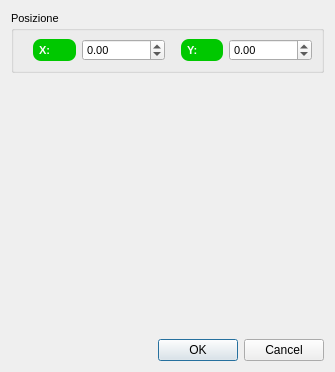
First picture: the form in beaminspectordialog.ui, repository crocodile119/Laser-Studio, before the edit.
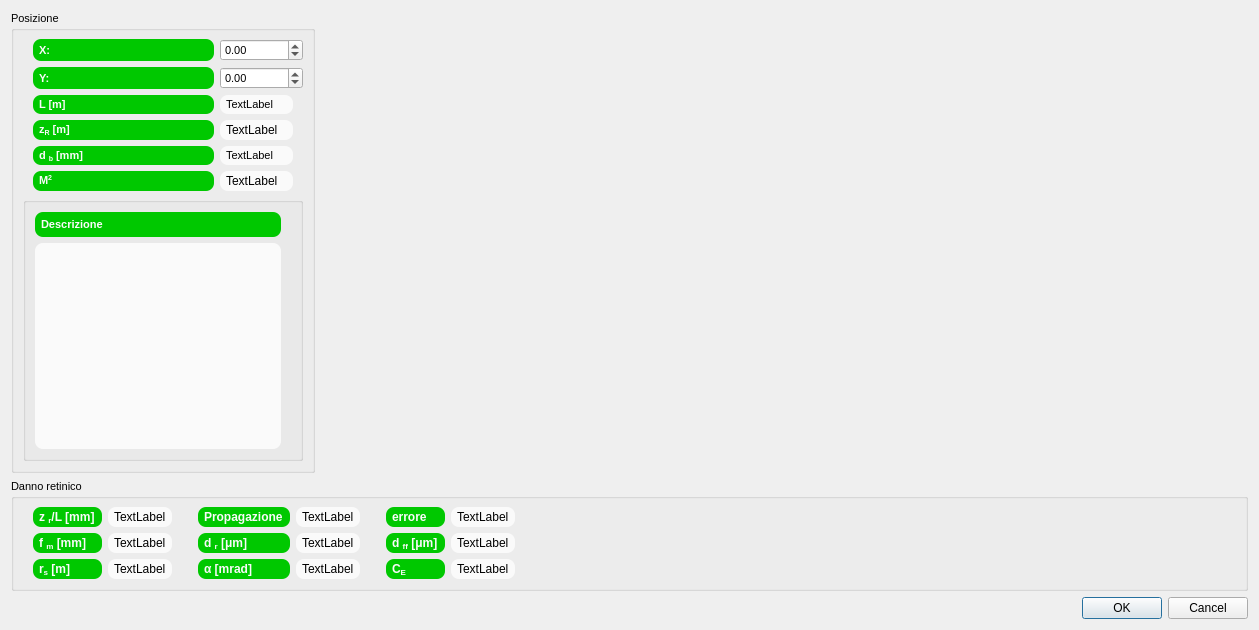
Second picture: the form after the edit.

What changed in the file:
```diff
--- a/beaminspectordialog.ui
+++ b/beaminspectordialog.ui
@@ -6,13 +6,13 @@
    <rect>
     <x>0</x>
     <y>0</y>
-    <width>335</width>
-    <height>372</height>
+    <width>1259</width>
+    <height>630</height>
    </rect>
   </property>
   <property name="maximumSize">
    <size>
-    <width>392</width>
+    <width>16777215</width>
     <height>16777215</height>
    </size>
   </property>
@@ -30,21 +30,6 @@
 QFrame{border solid 1px #f0f0f0}</string>
   </property>
   <layout class="QGridLayout" name="gridLayout_3">
-   <item row="2" column="0">
-    <widget class="QDialogButtonBox" name="buttonBox">
-     <property name="font">
-      <font>
-       <pointsize>8</pointsize>
-      </font>
-     </property>
-     <property name="orientation">
-      <enum>Qt::Horizontal</enum>
-     </property>
-     <property name="standardButtons">
-      <set>QDialogButtonBox::Cancel|QDialogButtonBox::Ok</set>
-     </property>
-    </widget>
-   </item>
    <item row="0" column="0">
     <widget class="QGroupBox" name="groupBox">
      <property name="font">
@@ -55,24 +40,42 @@
      <property name="title">
       <string>Posizione</string>
      </property>
-     <layout class="QHBoxLayout">
-      <property name="spacing">
-       <number>6</number>
-      </property>
-      <property name="leftMargin">
-       <number>9</number>
-      </property>
-      <property name="topMargin">
-       <number>9</number>
-      </property>
-      <property name="rightMargin">
-       <number>9</number>
-      </property>
-      <property name="bottomMargin">
-       <number>9</number>
-      </property>
-      <item>
-       <widget class="QLabel" name="label">
+     <layout class="QGridLayout" name="gridLayout_2">
+      <item row="5" column="3">
+       <widget class="QLabel" name="qualityFactorLabel">
+        <property name="styleSheet">
+         <string notr="true">QLabel {background-color: #fafafa}
+QLabel {color: #000000}
+QLabel {border: 0px solid grey}
+QLabel {border-radius: 8px}
+QLabel {padding: 3px}
+QLabel {margin-right: 10px}</string>
+        </property>
+        <property name="text">
+         <string>TextLabel</string>
+        </property>
+       </widget>
+      </item>
+      <item row="1" column="3">
+       <widget class="QDoubleSpinBox" name="ySpinBox">
+        <property name="font">
+         <font>
+          <pointsize>8</pointsize>
+         </font>
+        </property>
+        <property name="styleSheet">
+         <string notr="true">QDoubleSpinBox{color: #000000}</string>
+        </property>
+        <property name="minimum">
+         <double>-1000000.000000000000000</double>
+        </property>
+        <property name="maximum">
+         <double>1000000.000000000000000</double>
+        </property>
+       </widget>
+      </item>
+      <item row="5" column="0" colspan="3">
+       <widget class="QLabel" name="tQualityFactorLabel">
         <property name="font">
          <font>
           <pointsize>8</pointsize>
@@ -89,11 +92,11 @@
 QLabel {margin-left: 10px}</string>
         </property>
         <property name="text">
-         <string>X:</string>
+         <string>&lt;p&gt;M&lt;sup&gt;2&lt;/sup&gt;&lt;/p&gt;</string>
         </property>
        </widget>
       </item>
-      <item>
+      <item row="0" column="3">
        <widget class="QDoubleSpinBox" name="xSpinBox">
         <property name="font">
          <font>
@@ -111,8 +114,30 @@
         </property>
        </widget>
       </item>
-      <item>
-       <widget class="QLabel" name="label_2">
+      <item row="4" column="0" colspan="3">
+       <widget class="QLabel" name="tSpotDiameterLabel">
+        <property name="font">
+         <font>
+          <pointsize>8</pointsize>
+          <weight>75</weight>
+          <bold>true</bold>
+         </font>
+        </property>
+        <property name="styleSheet">
+         <string notr="true">QLabel {background-color: #00c800}
+QLabel {color: #fafafa}
+QLabel {border: 0px solid grey}
+QLabel {border-radius: 8px}
+QLabel {padding: 3px}
+QLabel {margin-left: 10px}</string>
+        </property>
+        <property name="text">
+         <string>d &lt;sub&gt;b&lt;/sub&gt; [mm]</string>
+        </property>
+       </widget>
+      </item>
+      <item row="1" column="0" colspan="3">
+       <widget class="QLabel" name="tYLabel">
         <property name="font">
          <font>
           <pointsize>8</pointsize>
@@ -133,39 +158,550 @@
         </property>
        </widget>
       </item>
-      <item>
-       <widget class="QDoubleSpinBox" name="ySpinBox">
+      <item row="3" column="0" colspan="3">
+       <widget class="QLabel" name="tRayleighDistanceLabel">
         <property name="font">
          <font>
           <pointsize>8</pointsize>
+          <weight>75</weight>
+          <bold>true</bold>
          </font>
         </property>
         <property name="styleSheet">
-         <string notr="true">QDoubleSpinBox{color: #000000}</string>
+         <string notr="true">QLabel {background-color: #00c800}
+QLabel {color: #fafafa}
+QLabel {border: 0px solid grey}
+QLabel {border-radius: 8px}
+QLabel {padding: 3px}
+QLabel {margin-left: 10px}</string>
         </property>
-        <property name="minimum">
-         <double>-1000000.000000000000000</double>
+        <property name="text">
+         <string>&lt;p&gt;z&lt;sub&gt;R&lt;/sub&gt; [m]&lt;/p&gt;</string>
         </property>
-        <property name="maximum">
-         <double>1000000.000000000000000</double>
+       </widget>
+      </item>
+      <item row="0" column="0" colspan="3">
+       <widget class="QLabel" name="tXLabel">
+        <property name="font">
+         <font>
+          <pointsize>8</pointsize>
+          <weight>75</weight>
+          <bold>true</bold>
+         </font>
         </property>
+        <property name="styleSheet">
+         <string notr="true">QLabel {background-color: #00c800}
+QLabel {color: #fafafa}
+QLabel {border: 0px solid grey}
+QLabel {border-radius: 8px}
+QLabel {padding: 3px}
+QLabel {margin-left: 10px}</string>
+        </property>
+        <property name="text">
+         <string>X:</string>
+        </property>
+       </widget>
+      </item>
+      <item row="2" column="3">
+       <widget class="QLabel" name="apertureDistanceLabel">
+        <property name="font">
+         <font>
+          <pointsize>8</pointsize>
+         </font>
+        </property>
+        <property name="styleSheet">
+         <string notr="true">QLabel {background-color: #fafafa}
+QLabel {color: #000000}
+QLabel {border: 0px solid grey}
+QLabel {border-radius: 8px}
+QLabel {padding: 3px}
+QLabel {margin-right: 10px}</string>
+        </property>
+        <property name="text">
+         <string>TextLabel</string>
+        </property>
+       </widget>
+      </item>
+      <item row="3" column="3">
+       <widget class="QLabel" name="rayleighDistanceLabel">
+        <property name="styleSheet">
+         <string notr="true">QLabel {background-color: #fafafa}
+QLabel {color: #000000}
+QLabel {border: 0px solid grey}
+QLabel {border-radius: 8px}
+QLabel {padding: 3px}
+QLabel {margin-right: 10px}</string>
+        </property>
+        <property name="text">
+         <string>TextLabel</string>
+        </property>
+       </widget>
+      </item>
+      <item row="4" column="3">
+       <widget class="QLabel" name="spotDiameterLabel">
+        <property name="font">
+         <font>
+          <pointsize>8</pointsize>
+         </font>
+        </property>
+        <property name="styleSheet">
+         <string notr="true">QLabel {background-color: #fafafa}
+QLabel {color: #000000}
+QLabel {border: 0px solid grey}
+QLabel {border-radius: 8px}
+QLabel {padding: 3px}
+QLabel {margin-right: 10px}</string>
+        </property>
+        <property name="text">
+         <string>TextLabel</string>
+        </property>
+       </widget>
+      </item>
+      <item row="2" column="0" colspan="3">
+       <widget class="QLabel" name="tApertureDistanceLabel">
+        <property name="font">
+         <font>
+          <pointsize>8</pointsize>
+          <weight>75</weight>
+          <bold>true</bold>
+         </font>
+        </property>
+        <property name="styleSheet">
+         <string notr="true">QLabel {background-color: #00c800}
+QLabel {color: #fafafa}
+QLabel {border: 0px solid grey}
+QLabel {border-radius: 8px}
+QLabel {padding: 3px}
+QLabel {margin-left: 10px}</string>
+        </property>
+        <property name="text">
+         <string>L [m]</string>
+        </property>
+       </widget>
+      </item>
+      <item row="6" column="0" colspan="4">
+       <widget class="QGroupBox" name="groupBox_3">
+        <property name="title">
+         <string/>
+        </property>
+        <layout class="QGridLayout" name="gridLayout_4">
+         <item row="0" column="0">
+          <widget class="QLabel" name="tDescriptionTextEdit">
+           <property name="maximumSize">
+            <size>
+             <width>16777215</width>
+             <height>30</height>
+            </size>
+           </property>
+           <property name="font">
+            <font>
+             <pointsize>8</pointsize>
+             <weight>75</weight>
+             <bold>true</bold>
+            </font>
+           </property>
+           <property name="styleSheet">
+            <string notr="true">QLabel {background-color: #00c800}
+QLabel {color: #fafafa}
+QLabel {border: 0px solid grey}
+QLabel {border-radius: 8px}
+QLabel {padding: 3px}
+QLabel {margin-right: 10px}</string>
+           </property>
+           <property name="text">
+            <string>Descrizione</string>
+           </property>
+           <property name="alignment">
+            <set>Qt::AlignLeading|Qt::AlignLeft|Qt::AlignTop</set>
+           </property>
+          </widget>
+         </item>
+         <item row="1" column="0">
+          <widget class="QTextEdit" name="descriptionTextEdit">
+           <property name="font">
+            <font>
+             <pointsize>8</pointsize>
+            </font>
+           </property>
+           <property name="styleSheet">
+            <string notr="true">QTextEdit {background-color: #fafafa}
+QTextEdit {color: #000000}
+QTextEdit {border: 0px solid grey}
+QTextEdit {border-radius: 8px}
+QTextEdit {padding: 3px}
+QTextEdit {margin-right: 10px}</string>
+           </property>
+          </widget>
+         </item>
+        </layout>
        </widget>
       </item>
      </layout>
     </widget>
    </item>
-   <item row="1" column="0">
-    <spacer>
+   <item row="2" column="1">
+    <widget class="QDialogButtonBox" name="buttonBox">
+     <property name="font">
+      <font>
+       <pointsize>8</pointsize>
+      </font>
+     </property>
      <property name="orientation">
-      <enum>Qt::Vertical</enum>
+      <enum>Qt::Horizontal</enum>
      </property>
-     <property name="sizeHint" stdset="0">
-      <size>
-       <width>20</width>
-       <height>16</height>
-      </size>
+     <property name="standardButtons">
+      <set>QDialogButtonBox::Cancel|QDialogButtonBox::Ok</set>
      </property>
-    </spacer>
+    </widget>
+   </item>
+   <item row="1" column="0" colspan="2">
+    <widget class="QGroupBox" name="groupBox_2">
+     <property name="title">
+      <string>Danno retinico</string>
+     </property>
+     <layout class="QGridLayout" name="gridLayout">
+      <item row="0" column="2">
+       <widget class="QLabel" name="tFarFieldLabel">
+        <property name="font">
+         <font>
+          <weight>75</weight>
+          <bold>true</bold>
+         </font>
+        </property>
+        <property name="styleSheet">
+         <string notr="true">QLabel {background-color: #00c800}
+QLabel {color: #fafafa}
+QLabel {border: 0px solid grey}
+QLabel {border-radius: 8px}
+QLabel {padding: 3px}
+QLabel {margin-left: 10px}</string>
+        </property>
+        <property name="text">
+         <string>Propagazione</string>
+        </property>
+       </widget>
+      </item>
+      <item row="0" column="4" colspan="2">
+       <widget class="QLabel" name="tErrorLabel">
+        <property name="font">
+         <font>
+          <weight>75</weight>
+          <bold>true</bold>
+         </font>
+        </property>
+        <property name="styleSheet">
+         <string notr="true">QLabel {background-color: #00c800}
+QLabel {color: #fafafa}
+QLabel {border: 0px solid grey}
+QLabel {border-radius: 8px}
+QLabel {padding: 3px}
+QLabel {margin-left: 10px}</string>
+        </property>
+        <property name="text">
+         <string>errore</string>
+        </property>
+       </widget>
+      </item>
+      <item row="0" column="3">
+       <widget class="QLabel" name="farFieldLabel">
+        <property name="styleSheet">
+         <string notr="true">QLabel {background-color: #fafafa}
+QLabel {color: #000000}
+QLabel {border: 0px solid grey}
+QLabel {border-radius: 8px}
+QLabel {padding: 3px}
+QLabel {margin-right: 10px}</string>
+        </property>
+        <property name="text">
+         <string>TextLabel</string>
+        </property>
+       </widget>
+      </item>
+      <item row="2" column="0">
+       <widget class="QLabel" name="tCurvatureRadiusLabel">
+        <property name="font">
+         <font>
+          <weight>75</weight>
+          <bold>true</bold>
+         </font>
+        </property>
+        <property name="styleSheet">
+         <string notr="true">QLabel {background-color: #00c800}
+QLabel {color: #fafafa}
+QLabel {border: 0px solid grey}
+QLabel {border-radius: 8px}
+QLabel {padding: 3px}
+QLabel {margin-left: 10px}</string>
+        </property>
+        <property name="text">
+         <string>r&lt;sub&gt;s&lt;/sub&gt; [m]</string>
+        </property>
+       </widget>
+      </item>
+      <item row="1" column="2">
+       <widget class="QLabel" name="tRetinalDiameterLabel">
+        <property name="font">
+         <font>
+          <weight>75</weight>
+          <bold>true</bold>
+         </font>
+        </property>
+        <property name="styleSheet">
+         <string notr="true">QLabel {background-color: #00c800}
+QLabel {color: #fafafa}
+QLabel {border: 0px solid grey}
+QLabel {border-radius: 8px}
+QLabel {padding: 3px}
+QLabel {margin-left: 10px}</string>
+        </property>
+        <property name="text">
+         <string>d &lt;sub&gt;r&lt;/sub&gt; [&amp;mu;m]</string>
+        </property>
+       </widget>
+      </item>
+      <item row="0" column="6">
+       <widget class="QLabel" name="errorLabel">
+        <property name="styleSheet">
+         <string notr="true">QLabel {background-color: #fafafa}
+QLabel {color: #000000}
+QLabel {border: 0px solid grey}
+QLabel {border-radius: 8px}
+QLabel {padding: 3px}
+QLabel {margin-right: 10px}</string>
+        </property>
+        <property name="text">
+         <string>TextLabel</string>
+        </property>
+       </widget>
+      </item>
+      <item row="2" column="1">
+       <widget class="QLabel" name="curvatureRadiusLabel">
+        <property name="styleSheet">
+         <string notr="true">QLabel {background-color: #fafafa}
+QLabel {color: #000000}
+QLabel {border: 0px solid grey}
+QLabel {border-radius: 8px}
+QLabel {padding: 3px}
+QLabel {margin-right: 10px}</string>
+        </property>
+        <property name="text">
+         <string>TextLabel</string>
+        </property>
+       </widget>
+      </item>
+      <item row="1" column="6">
+       <widget class="QLabel" name="ffRetinalDiameterLabel">
+        <property name="styleSheet">
+         <string notr="true">QLabel {background-color: #fafafa}
+QLabel {color: #000000}
+QLabel {border: 0px solid grey}
+QLabel {border-radius: 8px}
+QLabel {padding: 3px}
+QLabel {margin-right: 10px}</string>
+        </property>
+        <property name="text">
+         <string>TextLabel</string>
+        </property>
+       </widget>
+      </item>
+      <item row="0" column="0">
+       <widget class="QLabel" name="tFarFieldRatioLabel">
+        <property name="font">
+         <font>
+          <weight>75</weight>
+          <bold>true</bold>
+         </font>
+        </property>
+        <property name="styleSheet">
+         <string notr="true">QLabel {background-color: #00c800}
+QLabel {color: #fafafa}
+QLabel {border: 0px solid grey}
+QLabel {border-radius: 8px}
+QLabel {padding: 3px}
+QLabel {margin-left: 10px}</string>
+        </property>
+        <property name="text">
+         <string>&lt;p&gt;z &lt;sub&gt;r&lt;/sub&gt;/L [mm]&lt;/p&gt;</string>
+        </property>
+       </widget>
+      </item>
+      <item row="1" column="1">
+       <widget class="QLabel" name="eyeFocusLengthLabel">
+        <property name="styleSheet">
+         <string notr="true">QLabel {background-color: #fafafa}
+QLabel {color: #000000}
+QLabel {border: 0px solid grey}
+QLabel {border-radius: 8px}
+QLabel {padding: 3px}
+QLabel {margin-right: 10px}</string>
+        </property>
+        <property name="text">
+         <string>TextLabel</string>
+        </property>
+       </widget>
+      </item>
+      <item row="2" column="3">
+       <widget class="QLabel" name="alphaLabel">
+        <property name="styleSheet">
+         <string notr="true">QLabel {background-color: #fafafa}
+QLabel {color: #000000}
+QLabel {border: 0px solid grey}
+QLabel {border-radius: 8px}
+QLabel {padding: 3px}
+QLabel {margin-right: 10px}</string>
+        </property>
+        <property name="text">
+         <string>TextLabel</string>
+        </property>
+       </widget>
+      </item>
+      <item row="2" column="4" colspan="2">
+       <widget class="QLabel" name="tCE_Label">
+        <property name="font">
+         <font>
+          <weight>75</weight>
+          <bold>true</bold>
+         </font>
+        </property>
+        <property name="styleSheet">
+         <string notr="true">QLabel {background-color: #00c800}
+QLabel {color: #fafafa}
+QLabel {border: 0px solid grey}
+QLabel {border-radius: 8px}
+QLabel {padding: 3px}
+QLabel {margin-left: 10px}</string>
+        </property>
+        <property name="text">
+         <string>&lt;p&gt;C&lt;sub&gt;E&lt;/sub&gt;&lt;/p&gt;</string>
+        </property>
+       </widget>
+      </item>
+      <item row="0" column="1">
+       <widget class="QLabel" name="farFieldRatioLabel">
+        <property name="styleSheet">
+         <string notr="true">QLabel {background-color: #fafafa}
+QLabel {color: #000000}
+QLabel {border: 0px solid grey}
+QLabel {border-radius: 8px}
+QLabel {padding: 3px}
+QLabel {margin-right: 10px}</string>
+        </property>
+        <property name="text">
+         <string>TextLabel</string>
+        </property>
+       </widget>
+      </item>
+      <item row="1" column="0">
+       <widget class="QLabel" name="tEyeFocusLengthLabel">
+        <property name="font">
+         <font>
+          <weight>75</weight>
+          <bold>true</bold>
+         </font>
+        </property>
+        <property name="styleSheet">
+         <string notr="true">QLabel {background-color: #00c800}
+QLabel {color: #fafafa}
+QLabel {border: 0px solid grey}
+QLabel {border-radius: 8px}
+QLabel {padding: 3px}
+QLabel {margin-left: 10px}</string>
+        </property>
+        <property name="text">
+         <string>f &lt;sub&gt;m&lt;/sub&gt; [mm]</string>
+        </property>
+       </widget>
+      </item>
+      <item row="2" column="6">
+       <widget class="QLabel" name="CE_Label">
+        <property name="styleSheet">
+         <string notr="true">QLabel {background-color: #fafafa}
+QLabel {color: #000000}
+QLabel {border: 0px solid grey}
+QLabel {border-radius: 8px}
+QLabel {padding: 3px}
+QLabel {margin-right: 10px}</string>
+        </property>
+        <property name="text">
+         <string>TextLabel</string>
+        </property>
+       </widget>
+      </item>
+      <item row="1" column="3">
+       <widget class="QLabel" name="retinalDiameterLabel">
+        <property name="styleSheet">
+         <string notr="true">QLabel {background-color: #fafafa}
+QLabel {color: #000000}
+QLabel {border: 0px solid grey}
+QLabel {border-radius: 8px}
+QLabel {padding: 3px}
+QLabel {margin-right: 10px}</string>
+        </property>
+        <property name="text">
+         <string>TextLabel</string>
+        </property>
+       </widget>
+      </item>
+      <item row="1" column="4" colspan="2">
+       <widget class="QLabel" name="tRetinalDiameterLabel_2">
+        <property name="font">
+         <font>
+          <weight>75</weight>
+          <bold>true</bold>
+         </font>
+        </property>
+        <property name="styleSheet">
+         <string notr="true">QLabel {background-color: #00c800}
+QLabel {color: #fafafa}
+QLabel {border: 0px solid grey}
+QLabel {border-radius: 8px}
+QLabel {padding: 3px}
+QLabel {margin-left: 10px}</string>
+        </property>
+        <property name="text">
+         <string>d &lt;sub&gt;ff&lt;/sub&gt; [&amp;mu;m]</string>
+        </property>
+       </widget>
+      </item>
+      <item row="2" column="2">
+       <widget class="QLabel" name="tAlphaLabel">
+        <property name="font">
+         <font>
+          <weight>75</weight>
+          <bold>true</bold>
+         </font>
+        </property>
+        <property name="styleSheet">
+         <string notr="true">QLabel {background-color: #00c800}
+QLabel {color: #fafafa}
+QLabel {border: 0px solid grey}
+QLabel {border-radius: 8px}
+QLabel {padding: 3px}
+QLabel {margin-left: 10px}</string>
+        </property>
+        <property name="text">
+         <string>&lt;p&gt;&amp;alpha; [mrad]&lt;/p&gt;</string>
+        </property>
+       </widget>
+      </item>
+      <item row="0" column="7">
+       <spacer name="horizontalSpacer">
+        <property name="orientation">
+         <enum>Qt::Horizontal</enum>
+        </property>
+        <property name="sizeHint" stdset="0">
+         <size>
+          <width>40</width>
+          <height>20</height>
+         </size>
+        </property>
+       </spacer>
+      </item>
+     </layout>
+    </widget>
+   </item>
+   <item row="0" column="1">
+    <layout class="QGridLayout" name="sceneGridLayout"/>
    </item>
   </layout>
  </widget>
```
Left out of the diff: 2 changed lines with no effect on the pictures.
